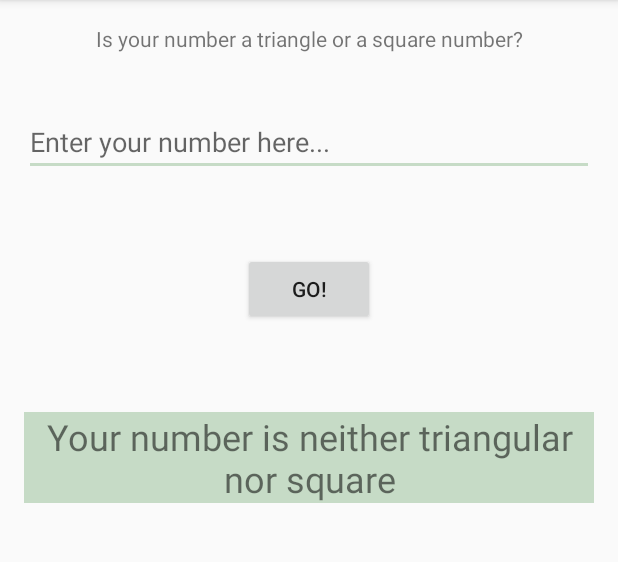
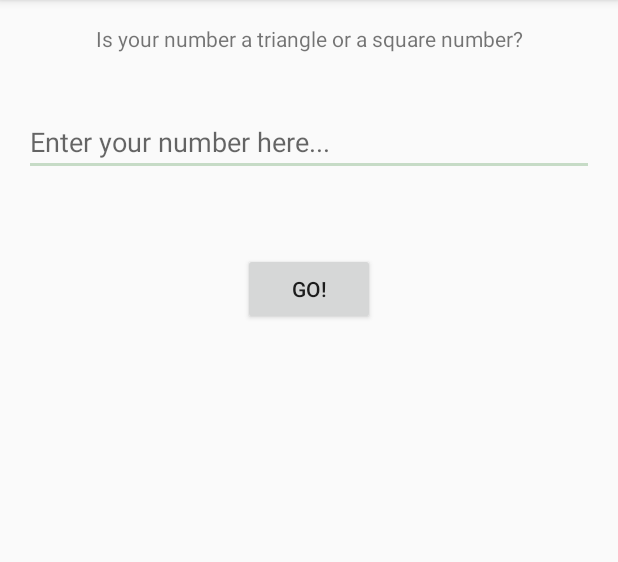
Before and after one commit to cenkerdemir/UdemyAndroid, an Android app: the screen it shows after launch (MainActivity), after a tap on "GO!", on a phone screen of 412 x 824 dp, the part 84-646 px from its top. Run offline under Robolectric (Android 15) with nearby library versions, the phone set to English and light mode, and no system bars.

Commit message:
numbershapes code finalized

```diff
--- a/NumberShapes/app/src/main/java/com/cenkerdemir/numbershapes/MainActivity.java
+++ b/NumberShapes/app/src/main/java/com/cenkerdemir/numbershapes/MainActivity.java
@@ -2,37 +2,68 @@ package com.cenkerdemir.numbershapes;
 
 import android.support.v7.app.AppCompatActivity;
 import android.os.Bundle;
+import android.util.Log;
 import android.view.View;
 import android.widget.EditText;
 import android.widget.TextView;
+import android.widget.Toast;
 
 public class MainActivity extends AppCompatActivity {
 
-    public void numberGoButtonClicked(View view) {
-        EditText numberToCheckAsText = (EditText) findViewById(R.id.numberEditText);
+    class Number {
 
-       Integer numberToCheckAsInteger = Integer.parseInt(numberToCheckAsText.getText().toString());
+        Integer number = 0;
 
-        Number numberToCheck = new Number();
-        numberToCheck.number = numberToCheckAsInteger;
+        public boolean isTriangular(){
+            Integer x = 1;
+            while (x*(x+1) <= number*2) {
+                if (x*(x+1) == number*2) {
+                    return true;
+                }
+                x++;
+            }
+            return false;
+        }
 
-        if (numberToCheck.isSquare() && numberToCheck.isTriangle()) {
-            this.setTextForTextView("Your number is both triangular and square");
-        }
-        else if (numberToCheck.isSquare()) {
-            this.setTextForTextView("Your number is a square number");
-        }
-        else if (numberToCheck.isTriangle()) {
-            this.setTextForTextView("Your number is a triangular number");
-        }
-        else {
-            this.setTextForTextView("Your number is neither triangular nor square");
+        public boolean isSquare(){
+            Integer x = 1;
+            while (x*x <= number) {
+                if (x*x == number) {
+                    return true;
+                }
+                x++;
+            }
+            return false;
         }
     }
 
-    public void setTextForTextView(String text) {
-        TextView tv = (TextView) findViewById(R.id.resultLabel);
-        tv.setText(text);
+    public void numberGoButtonClicked(View view) {
+        String message = "";
+
+        EditText numberToCheckAsText = (EditText) findViewById(R.id.numberEditText);
+
+        try {
+            Integer numberToCheckAsInteger = Integer.parseInt(numberToCheckAsText.getText().toString());
+
+            Number numberToCheck = new Number();
+            numberToCheck.number = numberToCheckAsInteger;
+
+            if (numberToCheck.isSquare() && numberToCheck.isTriangular()) {
+                message = "Your number is both triangular and square";
+            } else if (numberToCheck.isSquare()) {
+                message = "Your number is a square number";
+            } else if (numberToCheck.isTriangular()) {
+                message = "Your number is a triangular number";
+            } else {
+                message = "Your number is neither triangular nor square";
+            }
+        }
+        catch (Exception e) {
+            message = "Please enter a number";
+            Log.i("error occured", e.getMessage());
+        }
+
+        Toast.makeText(this, message, Toast.LENGTH_SHORT).show();
     }
 
     @Override
@@ -40,4 +71,5 @@ public class MainActivity extends AppCompatActivity {
         super.onCreate(savedInstanceState);
         setContentView(R.layout.activity_main);
     }
+
 }
--- a/NumberShapes/app/src/main/java/com/cenkerdemir/numbershapes/Number.java
+++ /dev/null
@@ -1,33 +0,0 @@
-package com.cenkerdemir.numbershapes;
-
-/**
- * Created by cenkerdemir on 2/12/17.
- */
-
-public class Number {
-
-    Integer number = 0;
-
-    public boolean isTriangle(){
-        Integer x = 1;
-        while (x*(x+1) <= number*2) {
-            if (x*(x+1) == number*2) {
-                return true;
-            }
-            x++;
-        }
-        return false;
-    }
-
-    public boolean isSquare(){
-        Integer x = 1;
-        while (x*x <= number) {
-            if (x*x == number) {
-                return true;
-            }
-            x++;
-        }
-        return false;
-    }
-
-}
--- a/NumberShapes/app/src/main/res/layout/activity_main.xml
+++ b/NumberShapes/app/src/main/res/layout/activity_main.xml
@@ -30,18 +30,6 @@
         android:hint="@string/enter_your_number_here"
         tools:ignore="UnknownId" />
 
-    <TextView
-        android:layout_width="match_parent"
-        android:layout_height="wrap_content"
-        android:layout_marginTop="157dp"
-        android:id="@+id/resultLabel"
-        android:background="@color/colorAccent"
-        android:textSize="24sp"
-        android:layout_below="@+id/numberEditText"
-        android:layout_alignParentRight="true"
-        android:layout_alignParentEnd="true"
-        android:textAlignment="center" />
-
     <Button
         android:text="@string/go"
         android:layout_width="wrap_content"
```
